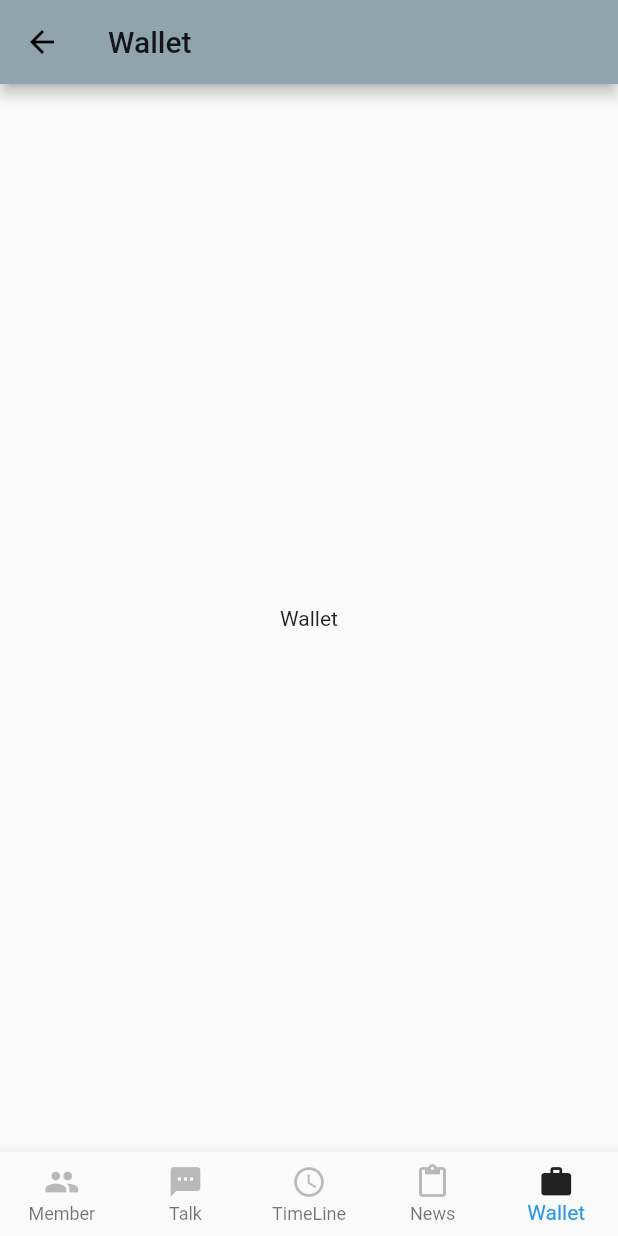
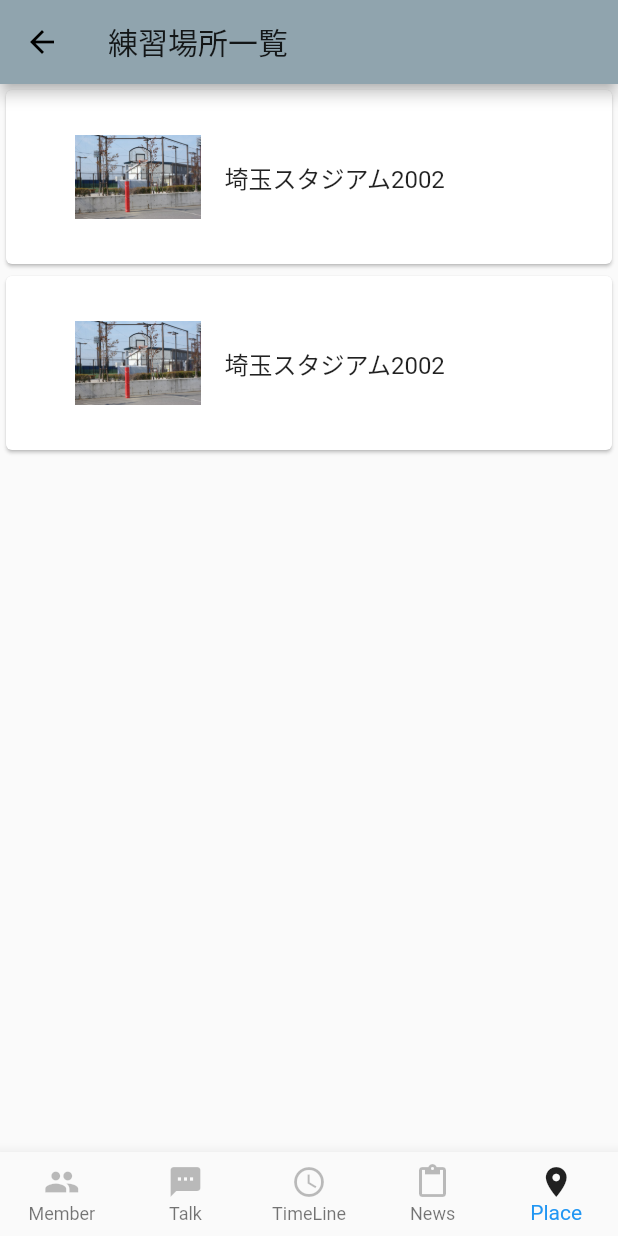
Before and after one commit to Hironori8/basketball-app, a Flutter app: the RootWidget screen opened directly, item 5 of the bottom bar chosen, on a phone screen of 412 x 824 dp. Run offline on Flutter 3.47's test engine with Material 2 defaults, Android fonts, the phone set to English and light mode, and no system bars; our stand-ins replace flutter_slidable.

Commit message:
Add places page

```diff
--- a/lib/root.dart
+++ b/lib/root.dart
@@ -3,7 +3,7 @@ import 'package:flutter/cupertino.dart';
 import 'routes/member_route.dart';
 import 'routes/talk_route.dart';
 import 'routes/timeline_route.dart';
-import 'routes/wallet_route.dart';
+import 'routes/place_route.dart';
 import 'routes/new_route.dart';
 
 class RootWidget extends StatefulWidget{
@@ -23,7 +23,7 @@ class _RootWidgetState extends State<RootWidget>{
     Icons.textsms,
     Icons.access_time,
     Icons.content_paste,
-    Icons.work,
+    Icons.place,
   ];
 
   static const _footerItemNames= [
@@ -32,7 +32,7 @@ class _RootWidgetState extends State<RootWidget>{
     'Talk',
     'TimeLine',
     'News',
-    'Wallet',
+    'Place',
   ];
 
   var _routes = [
@@ -41,7 +41,7 @@ class _RootWidgetState extends State<RootWidget>{
     Talk(),
     TimeLine(),
     News(),
-    Wallet(),
+    Place(),
   ];
 
   @override
--- a/lib/routes/member_route.dart
+++ b/lib/routes/member_route.dart
@@ -9,7 +9,7 @@ class Member extends StatelessWidget{
         title: Text('メンバー')
       ),
       body: ListView(
-        children:List.generate(10,(index){
+        children:List.generate(3,(index){
           return InkWell(
             onTap: (){
               Navigator.push(context,MaterialPageRoute(builder: (context) => MemberDetail()));
--- /dev/null
+++ b/lib/routes/place_route.dart
@@ -0,0 +1,35 @@
+import 'package:flutter/material.dart';
+import 'place_detail_route.dart';
+
+class Place extends StatelessWidget{
+  @override
+  Widget build(BuildContext context){
+    return Scaffold(
+      appBar: AppBar(
+          title: Text('練習場所一覧')
+      ),
+      body: ListView(
+        children:List.generate(2,(index){
+          return InkWell(
+            onTap: (){
+              Navigator.push(context,MaterialPageRoute(builder: (context) => PlaceDetail()));
+            },
+            child: Card(
+                child:Column(
+                  children: <Widget>[
+                    Container(
+                        margin: EdgeInsets.all(30.0),
+                        child: ListTile(
+                          title: Text("埼玉スタジアム2002"),
+                          leading: Image.asset('assets/saitama_stadium.jpg'),
+                        )
+                    )
+                  ],
+                )
+            ),
+          );
+        })
+      ),
+    );
+  }
+}
--- a/lib/routes/wallet_route.dart
+++ /dev/null
@@ -1,16 +0,0 @@
-import 'package:flutter/material.dart';
-
-class Wallet extends StatelessWidget{
-  @override
-  Widget build(BuildContext context){
-    return Scaffold(
-      appBar: AppBar(
-          title: Text('Wallet')
-      ),
-      body: Center(child: Text('Wallet')
-      ),
-
-
-    );
-  }
-}
--- a/pubspec.yaml
+++ b/pubspec.yaml
@@ -11,7 +11,6 @@ environment:
 dependencies:
   flutter:
     sdk: flutter
-  flutter_svg: ^0.19.2+1
   cupertino_icons: ^0.1.3
 
 dev_dependencies:
```
Also changed, not shown: lib/routes/place_detail_route.dart (added, +30 -0 lines), assets/saitama_stadium.jpg (added), pubspec.lock.
